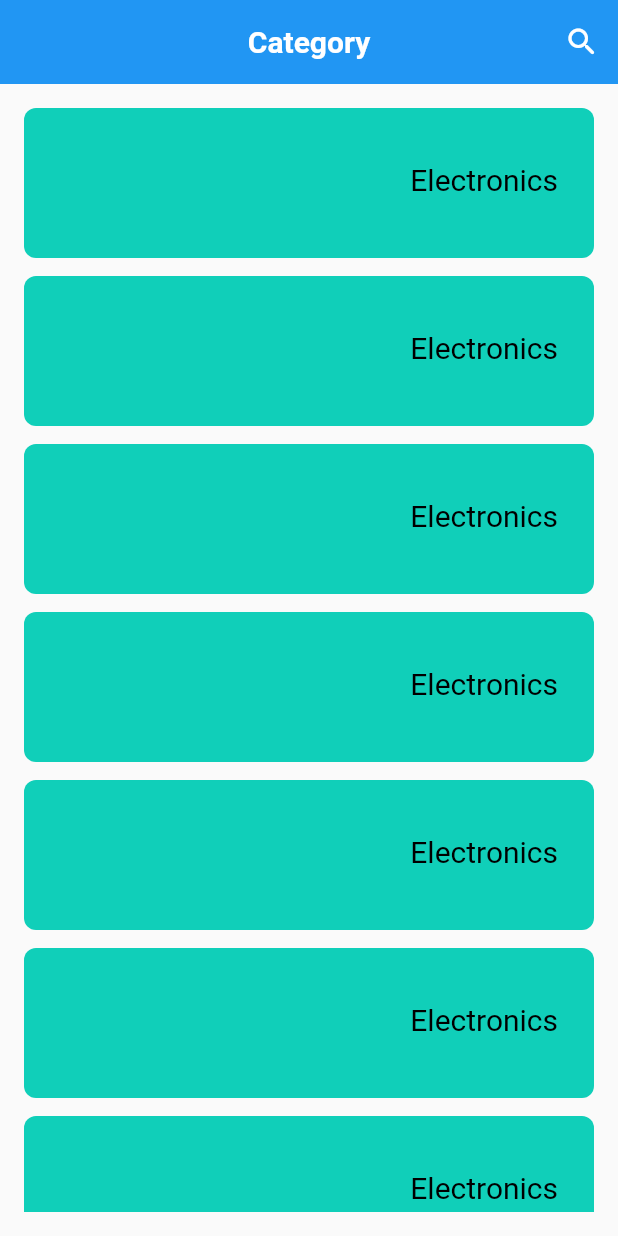
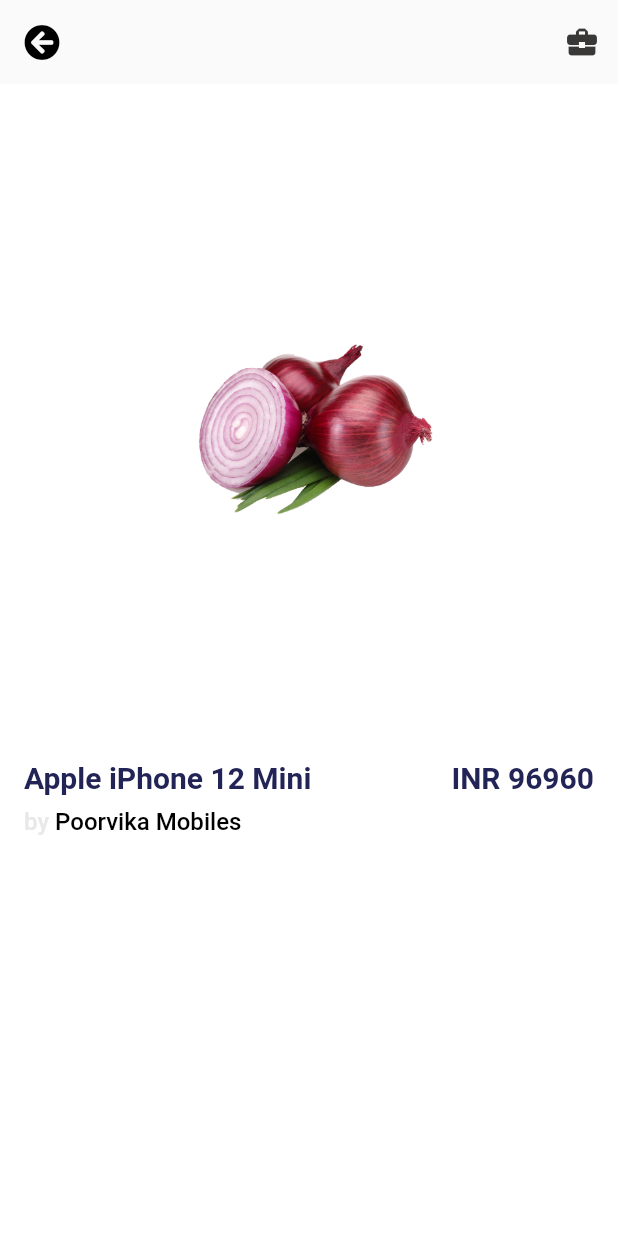
Before and after one commit to bhanu-73/ecommerce, a Flutter app: the CategoryListPage screen opened by its route, after a tap on the "search" icon, on a phone screen of 412 x 824 dp. Run offline on Flutter 3.47's test engine with Material 2 defaults, Android fonts, the phone set to English and light mode, and no system bars; drawn by our look-alikes of carousel_pro; our stand-ins replace font_awesome_flutter, google_fonts.

Commit message:
update product details page

```diff
--- /dev/null
+++ b/lib/animations/ScaleAnimation.dart
@@ -0,0 +1,31 @@
+import 'package:flutter/material.dart';
+
+// PageRouteBuilder
+
+class ScaleAnimation extends PageRouteBuilder {
+  late final Widget page;
+
+  ScaleAnimation(this.page)
+      : super(
+            pageBuilder: (
+              BuildContext context,
+              Animation<double> animation,
+              Animation<double> secondaryAnimation,
+            ) =>
+                page,
+            transitionDuration: const Duration(milliseconds: 1000),
+            transitionsBuilder: (BuildContext context,
+                    Animation<double> animation,
+                    Animation<double> secondaryAnimation,
+                    Widget child) =>
+                ScaleTransition(
+                  scale: Tween<double>(
+                    begin: 0.0,
+                    end: 1.0,
+                  ).animate(
+                    CurvedAnimation(
+                        parent: animation, curve: Curves.bounceInOut),
+                  ),
+                  child: child,
+                ));
+}
--- a/lib/main.dart
+++ b/lib/main.dart
@@ -1,3 +1,4 @@
+import 'package:ecommerce/screens/ecommerce_pages/productDetails.dart';
 import 'package:flutter/material.dart';
 import 'package:ecommerce/screens/login.dart';
 import 'package:ecommerce/screens/register.dart';
@@ -9,7 +10,7 @@ import 'package:ecommerce/screens/ecommerce_pages/category_screen.dart';
 void main() {
   runApp(MaterialApp(
     debugShowCheckedModeBanner: false,
-    home: WelcomePage(),
+    home: EcommerceDashBoard(),
     routes: {
       'login': (context) => LoginPage(),
       'register': (context) => RegisterPage(),
--- a/lib/routes/router.dart
+++ b/lib/routes/router.dart
@@ -1,2 +1,2 @@
-import 'package:auto_route/auto_route.dart';
+// import 'package:auto_route/auto_route.dart';
 // import 'package:auto_route/auto_route_annotations.dart';
--- a/lib/screens/ecommerce_pages/category_screen.dart
+++ b/lib/screens/ecommerce_pages/category_screen.dart
@@ -1,3 +1,5 @@
+import 'package:ecommerce/animations/ScaleAnimation.dart';
+import 'package:ecommerce/screens/ecommerce_pages/productDetails.dart';
 import 'package:ecommerce/widgets/spaces.dart';
 import 'package:flutter/material.dart';
 import 'package:ecommerce/values/values.dart';
@@ -23,7 +25,9 @@ class _CategoryListPageState extends State<CategoryListPage> {
               InkWell(onTap: () => Navigator.pushNamed(context, 'edashboard')),
           actions: <Widget>[
             IconButton(
-              onPressed: () {},
+              onPressed: () {
+                Navigator.push(context, ScaleAnimation(ProductDetailsPage()));
+              },
               icon: Icon(Icons.search_rounded, color: Colors.white),
             ),
           ],
@@ -39,7 +43,8 @@ class _CategoryListPageState extends State<CategoryListPage> {
               itemBuilder: (context, index) {
                 return Container(
                     child: CategoryCardDesign(
-                  onTap: () => Navigator.pushNamed(context, 'edashboard'),
+                  onTap: () => Navigator.push(
+                      context, ScaleAnimation(ProductDetailsPage())),
                   width: MediaQuery.of(context).size.width,
                   opacity: 0.85,
                   hashandle: true,
--- /dev/null
+++ b/lib/screens/ecommerce_pages/productDetails.dart
@@ -0,0 +1,131 @@
+import 'package:ecommerce/animations/ScaleAnimation.dart';
+import 'package:ecommerce/widgets/SliderImages.dart';
+import 'package:ecommerce/widgets/spaces.dart';
+import 'package:flutter/material.dart';
+import 'package:ecommerce/values/values.dart';
+import 'package:font_awesome_flutter/font_awesome_flutter.dart';
+
+class ProductDetailsPage extends StatefulWidget {
+  const ProductDetailsPage({Key? key}) : super(key: key);
+
+  @override
+  _ProductDetailsPageState createState() => _ProductDetailsPageState();
+}
+
+class _ProductDetailsPageState extends State<ProductDetailsPage> {
+  @override
+  Widget build(BuildContext context) {
+    return DefaultTabController(
+        length: 2,
+        child: Scaffold(
+          backgroundColor: Colors.white,
+          appBar: AppBar(
+            backgroundColor: Color(0xFFFAFAFA),
+            elevation: 0,
+            leading: IconButton(
+              icon: Icon(
+                FontAwesomeIcons.arrowCircleLeft,
+                color: AppColors.black,
+              ),
+              onPressed: () => Navigator.of(context).pop(),
+            ),
+            brightness: Brightness.light,
+            actions: <Widget>[
+              IconButton(
+                  onPressed: () {
+                    //
+                  },
+                  icon: Icon(
+                    Icons.business_center,
+                    color: Color(0xFF3a3737),
+                  ))
+            ],
+          ),
+          body: Container(
+              padding:
+                  EdgeInsets.only(left: Sizes.SIZE_16, right: Sizes.SIZE_16),
+              child: Column(
+                mainAxisAlignment: MainAxisAlignment.spaceEvenly,
+                children: <Widget>[
+                  // Card(
+                  //     shape: RoundedRectangleBorder(
+                  //         borderRadius: BorderRadius.circular(Sizes.SIZE_6)),
+                  //     elevation: 1,
+                  //     margin: EdgeInsets.all(Sizes.SIZE_6),
+                  //     child: Image.asset(ImagesPath.vegImage),
+                  //     semanticContainer: true,
+                  //     clipBehavior: Clip.antiAlias,
+                  //     borderOnForeground: true,
+                  //     shadowColor: Colors.grey.shade300
+                  // child: Image.asset('assets/images/' + 'electronics' + '.jpeg'),
+                  //     )
+                  ProductDetailsSlider(
+                    productSlider1: ImagesPath.oninonImg,
+                    productSlider2: ImagesPath.foodImage,
+                    productSlider3: ImagesPath.bakImage,
+                  ),
+                  ProductTitleWidget(
+                      productName: "Apple iPhone 12 Mini",
+                      productPrice: "INR 96960",
+                      productHost: "Poorvika Mobiles",
+                      productDesc:
+                          "12 mini takes more than 12 billion transistors to run whatever you throw at it"),
+                  SpaceHeight16(),
+                ],
+              )),
+        ));
+  }
+}
+
+class ProductTitleWidget extends StatelessWidget {
+  String productName;
+  String productPrice;
+  String productHost;
+  String productDesc;
+
+  ProductTitleWidget(
+      {Key? key,
+      required this.productName,
+      required this.productPrice,
+      required this.productHost,
+      required this.productDesc})
+      : super(key: key);
+
+  @override
+  Widget build(BuildContext context) {
+    return Column(
+      children: <Widget>[
+        Row(
+          mainAxisAlignment: MainAxisAlignment.spaceBetween,
+          children: <Widget>[
+            Text(productName,
+                style: TextStyle(
+                    fontSize: Sizes.TEXT_SIZE_20,
+                    color: AppColors.headingText,
+                    fontWeight: FontWeight.w600)),
+            Text(productPrice,
+                style: TextStyle(
+                    fontSize: Sizes.TEXT_SIZE_20,
+                    color: AppColors.headingText,
+                    fontWeight: FontWeight.w600)),
+          ],
+        ),
+        SpaceHeight8(),
+        Row(
+          children: <Widget>[
+            Text("by ",
+                style: TextStyle(
+                    fontSize: Sizes.TEXT_SIZE_16,
+                    color: AppColors.greyShade1,
+                    fontWeight: FontWeight.w500)),
+            Text(productHost,
+                style: TextStyle(
+                    fontSize: Sizes.TEXT_SIZE_16,
+                    color: AppColors.black,
+                    fontWeight: FontWeight.w500)),
+          ],
+        )
+      ],
+    );
+  }
+}
--- /dev/null
+++ b/lib/widgets/SliderImages.dart
@@ -0,0 +1,47 @@
+import 'package:ecommerce/values/values.dart';
+import 'package:flutter/material.dart';
+import 'package:carousel_pro/carousel_pro.dart';
+
+class ProductDetailsSlider extends StatelessWidget {
+  String productSlider1;
+  String productSlider2;
+  String productSlider3;
+  ProductDetailsSlider(
+      {Key? key,
+      required this.productSlider1,
+      required this.productSlider2,
+      required this.productSlider3})
+      : super(key: key);
+
+  @override
+  Widget build(BuildContext context) {
+    return Padding(
+        padding: EdgeInsets.only(left: Sizes.SIZE_12, right: Sizes.SIZE_12),
+        child: Container(
+          height: Sizes.HEIGHT_200,
+          child: Carousel(
+            boxFit: BoxFit.fill,
+            images: [
+              // AssetImage(ImagesPath.bakImage),
+              // AssetImage(ImagesPath.vegImage),
+              // AssetImage(ImagesPath.foodImage),
+              // AssetImage(ImagesPath.tomatoImg),
+              // AssetImage(ImagesPath.oninonImg),
+              // AssetImage(ImagesPath.houseImg),
+              Image.asset(productSlider1),
+            ],
+            autoplay: true,
+            animationCurve: Curves.fastOutSlowIn,
+            animationDuration: Duration(milliseconds: 3000),
+            dotSize: Sizes.SIZE_4,
+            dotSpacing: Sizes.SIZE_16,
+            dotColor: Colors.redAccent,
+            indicatorBgPadding: Sizes.SIZE_8,
+            dotBgColor: Colors.transparent,
+            borderRadius: true,
+            radius: Radius.circular(Sizes.RADIUS_20),
+            noRadiusForIndicator: true,
+          ),
+        ));
+  }
+}
```
Also changed, not shown: lib/animations/RotationalAnimation.dart (added, +31 -0 lines), lib/screens/ecommerce_pages/edashboard.dart (+32 -13 lines), lib/values/strings.dart (+4 -0 lines), lib/widgets/BottomBarNavWidget.dart (added, +47 -0 lines).
